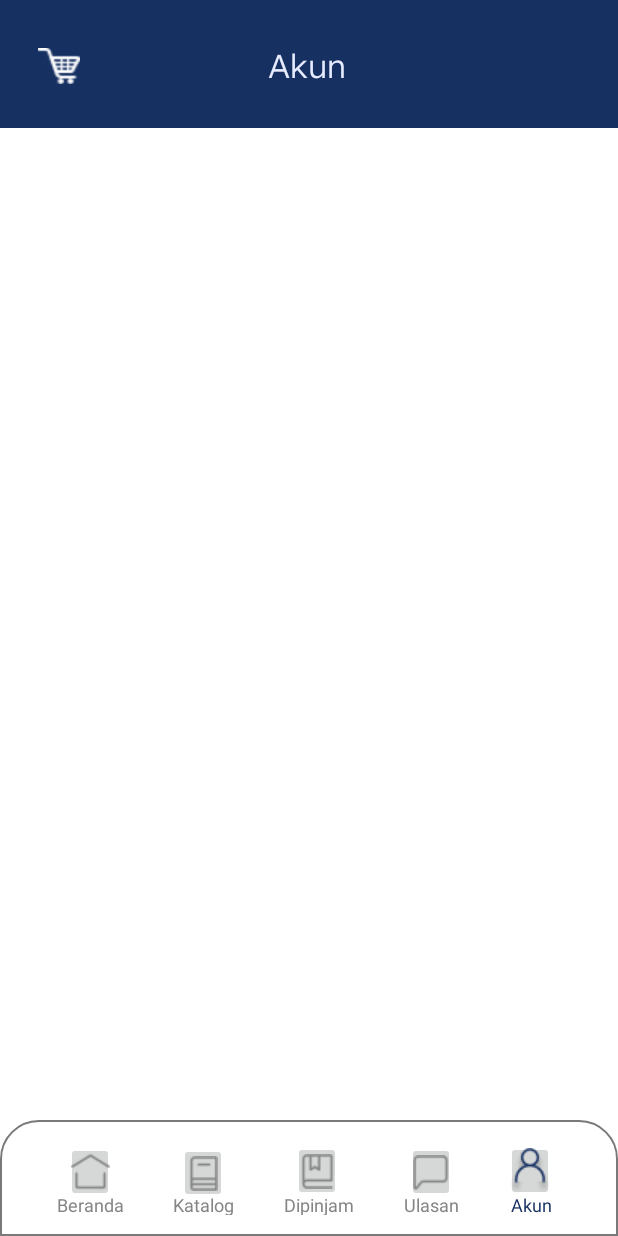
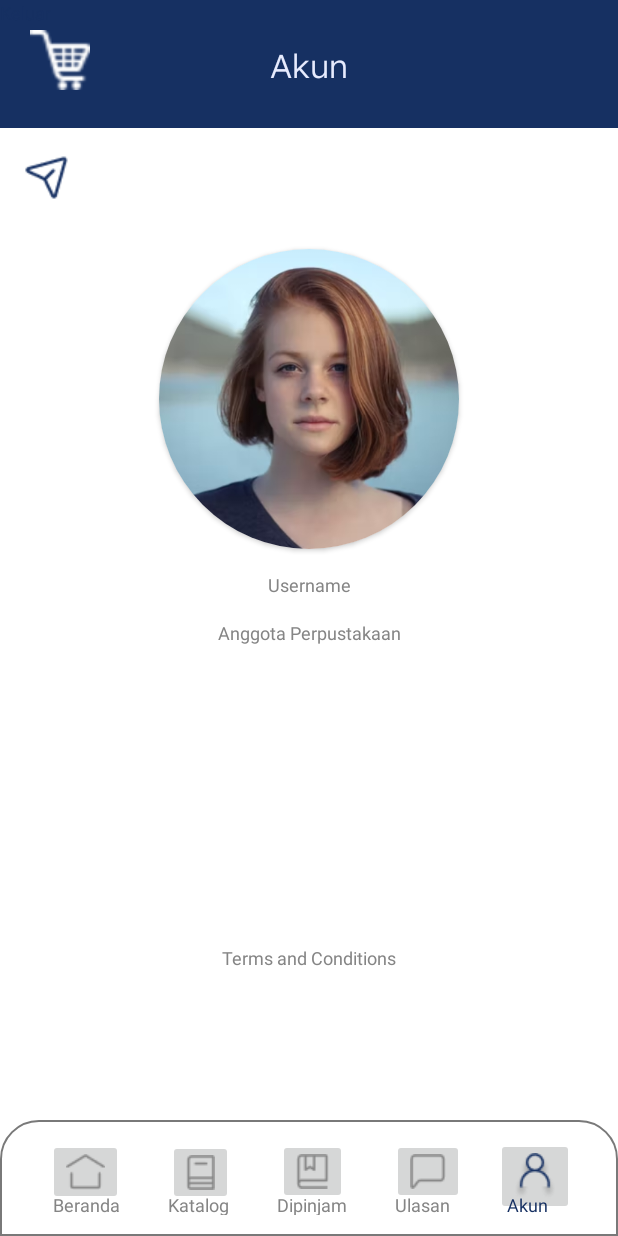
Before and after one commit to Zedra19/Online_Library, an Android app: the AccountActivity screen opened directly, with no data from a screen before it, on a phone screen of 412 x 824 dp. Run offline under Robolectric (Android 15) with nearby library versions, the phone set to English and light mode, and no system bars.

Commit message:
Update akun & taskbar

```diff
--- a/app/src/main/res/layout/account.xml
+++ b/app/src/main/res/layout/account.xml
@@ -4,7 +4,6 @@
     xmlns:tools="http://schemas.android.com/tools"
     android:layout_width="match_parent"
     android:layout_height="match_parent">
-
 
     <View
         android:id="@+id/rectangle_1"
@@ -18,8 +17,8 @@
 
     <TextView
         android:id="@+id/Akun"
-        android:layout_width="55dp"
-        android:layout_height="30dp"
+        android:layout_width="wrap_content"
+        android:layout_height="wrap_content"
         android:layout_alignParentLeft="true"
         android:layout_alignParentTop="true"
         android:layout_marginTop="28dp"
@@ -35,12 +34,12 @@
 
     <ImageButton
         android:id="@+id/carticon"
-        android:layout_width="28dp"
-        android:layout_height="24dp"
+        android:layout_width="40dp"
+        android:layout_height="40dp"
         android:layout_centerHorizontal="true"
         android:layout_centerVertical="true"
-        android:layout_marginStart="25dp"
-        android:layout_marginTop="32dp"
+        android:layout_marginStart="20dp"
+        android:layout_marginTop="20dp"
         android:layout_marginEnd="344dp"
         android:background="@drawable/icon_cart"
         app:layout_constraintEnd_toEndOf="@+id/rectangle_1"
@@ -48,6 +47,24 @@
         app:layout_constraintStart_toStartOf="parent"
         app:layout_constraintTop_toTopOf="parent" />
 
+    <androidx.cardview.widget.CardView
+        android:id="@+id/cardView"
+        android:layout_width="200dp"
+        android:layout_height="200dp"
+        android:layout_marginBottom="300dp"
+        app:cardCornerRadius="400dp"
+        app:layout_constraintBottom_toTopOf="@+id/taskbar"
+        app:layout_constraintEnd_toEndOf="parent"
+        app:layout_constraintStart_toStartOf="parent"
+        app:layout_constraintTop_toBottomOf="@+id/rectangle_1">
+
+        <ImageView
+            android:id="@+id/imageView"
+            android:layout_width="match_parent"
+            android:layout_height="match_parent"
+            android:scaleType="centerCrop"
+            android:src="@drawable/chatprofile" />
+    </androidx.cardview.widget.CardView>
     <TextView
         android:id="@+id/taskbar"
         android:layout_width="0dp"
@@ -63,9 +80,9 @@
 
     <ImageButton
         android:id="@+id/imageHome"
-        android:layout_width="32dp"
-        android:layout_height="40dp"
-        android:layout_marginStart="44dp"
+        android:layout_width="wrap_content"
+        android:layout_height="wrap_content"
+        android:layout_marginStart="32dp"
         android:layout_marginTop="23dp"
         android:layout_marginBottom="2dp"
         app:layout_constraintBottom_toTopOf="@+id/hometext"
@@ -75,9 +92,9 @@
 
     <ImageButton
         android:id="@+id/imageKatalog"
-        android:layout_width="32dp"
-        android:layout_height="40dp"
-        android:layout_marginStart="43dp"
+        android:layout_width="wrap_content"
+        android:layout_height="wrap_content"
+        android:layout_marginStart="30dp"
         android:layout_marginTop="25dp"
         android:layout_marginBottom="3dp"
         app:layout_constraintBottom_toTopOf="@+id/katalogtext"
@@ -87,9 +104,9 @@
 
     <ImageButton
         android:id="@+id/imageDipinjam"
-        android:layout_width="32dp"
-        android:layout_height="40dp"
-        android:layout_marginStart="44dp"
+        android:layout_width="wrap_content"
+        android:layout_height="wrap_content"
+        android:layout_marginStart="30dp"
         android:layout_marginTop="23dp"
         android:layout_marginBottom="3dp"
         app:layout_constraintBottom_toTopOf="@+id/dipinjamtext"
@@ -99,9 +116,9 @@
 
     <ImageButton
         android:id="@+id/imageReview"
-        android:layout_width="32dp"
-        android:layout_height="40dp"
-        android:layout_marginStart="44dp"
+        android:layout_width="wrap_content"
+        android:layout_height="wrap_content"
+        android:layout_marginStart="30dp"
         android:layout_marginTop="23dp"
         app:layout_constraintBottom_toTopOf="@+id/reviewtext"
         app:layout_constraintStart_toEndOf="@+id/imageDipinjam"
@@ -111,10 +128,10 @@
 
     <ImageButton
         android:id="@+id/imageAccount"
-        android:layout_width="32dp"
-        android:layout_height="40dp"
-        android:layout_marginStart="34dp"
-        android:layout_marginTop="23dp"
+        android:layout_width="wrap_content"
+        android:layout_height="wrap_content"
+        android:layout_marginStart="21dp"
+        android:layout_marginTop="30dp"
         android:layout_marginBottom="3dp"
         app:layout_constraintBottom_toTopOf="@+id/accounttext"
         app:layout_constraintStart_toEndOf="@+id/imageReview"
@@ -123,9 +140,9 @@
 
     <TextView
         android:id="@+id/hometext"
-        android:layout_width="45dp"
+        android:layout_width="wrap_content"
         android:layout_height="15dp"
-        android:layout_marginStart="38dp"
+        android:layout_marginStart="35dp"
         android:layout_marginBottom="14dp"
         android:gravity="top"
         android:text="@string/home"
@@ -135,7 +152,7 @@
 
     <TextView
         android:id="@+id/katalogtext"
-        android:layout_width="42dp"
+        android:layout_width="wrap_content"
         android:layout_height="15dp"
         android:layout_marginStart="32dp"
         android:layout_marginBottom="14dp"
@@ -147,7 +164,7 @@
 
     <TextView
         android:id="@+id/dipinjamtext"
-        android:layout_width="48dp"
+        android:layout_width="wrap_content"
         android:layout_height="15dp"
         android:layout_marginStart="32dp"
         android:layout_marginBottom="14dp"
@@ -159,7 +176,7 @@
 
     <TextView
         android:id="@+id/reviewtext"
-        android:layout_width="39dp"
+        android:layout_width="wrap_content"
         android:layout_height="15dp"
         android:layout_marginStart="32dp"
         android:layout_marginBottom="14dp"
@@ -171,13 +188,75 @@
 
     <TextView
         android:id="@+id/accounttext"
-        android:layout_width="28dp"
+        android:layout_width="wrap_content"
         android:layout_height="15dp"
-        android:layout_marginStart="32dp"
+        android:layout_marginStart="38dp"
         android:layout_marginBottom="14dp"
         android:gravity="top"
         android:text="@string/akun"
         android:textAppearance="@style/taskbar_nyala"
         app:layout_constraintBottom_toBottomOf="parent"
         app:layout_constraintStart_toEndOf="@+id/reviewtext" />
+
+    <TextView
+        android:id="@+id/username"
+        android:layout_width="wrap_content"
+        android:layout_height="wrap_content"
+        android:layout_marginTop="15dp"
+        android:text="Username"
+        android:textAppearance="@style/taskbar_ganyala"
+        app:layout_constraintEnd_toEndOf="parent"
+        app:layout_constraintStart_toStartOf="parent"
+        app:layout_constraintTop_toBottomOf="@+id/cardView"
+        tools:textSize="30dp" />
+
+    <TextView
+        android:id="@+id/user"
+        android:layout_width="wrap_content"
+        android:layout_height="wrap_content"
+        android:layout_marginTop="15dp"
+        android:text="Anggota Perpustakaan"
+        android:textAppearance="@style/taskbar_ganyala"
+        app:layout_constraintEnd_toEndOf="parent"
+        app:layout_constraintHorizontal_bias="0.5"
+        app:layout_constraintStart_toStartOf="parent"
+        app:layout_constraintTop_toBottomOf="@+id/username"
+        tools:textSize="25dp" />
+
+
+    <TextView
+        android:id="@+id/termsCondition"
+        android:layout_width="wrap_content"
+        android:layout_height="wrap_content"
+        android:layout_marginTop="200dp"
+        android:text="Terms and Conditions"
+        android:textAppearance="@style/taskbar_ganyala"
+        app:layout_constraintEnd_toEndOf="parent"
+        app:layout_constraintHorizontal_bias="0.5"
+        app:layout_constraintStart_toStartOf="parent"
+        app:layout_constraintTop_toBottomOf="@id/user"
+        tools:textSize="25dp" />
+
+    <ImageView
+        android:id="@+id/keluar"
+        android:layout_width="wrap_content"
+        android:layout_height="wrap_content"
+        android:layout_marginStart="16dp"
+        android:layout_marginTop="16dp"
+        app:layout_constraintStart_toStartOf="parent"
+        app:layout_constraintTop_toBottomOf="@+id/rectangle_1"
+        app:srcCompat="@drawable/sendicon"
+        tools:rotation="225" />
+
+    <TextView
+        android:id="@+id/textKeluar"
+        android:layout_width="wrap_content"
+        android:layout_height="wrap_content"
+        android:text="Keluar"
+        android:textAppearance="@style/taskbar_ganyala"
+        android:textColor="#163062"
+        tools:layout_editor_absoluteX="48dp"
+        tools:layout_editor_absoluteY="99dp"
+        tools:textSize="25dp" />
+
 </androidx.constraintlayout.widget.ConstraintLayout>
```
Also changed, not shown: app/src/main/res/layout/beranda.xml (+27 -27 lines), app/src/main/res/layout/katalog.xml (+27 -27 lines), app/src/main/res/layout/review.xml (+27 -27 lines), app/src/main/res/layout/signin.xml (+13 -16 lines), app/src/main/res/layout/signup.xml (+26 -26 lines).
